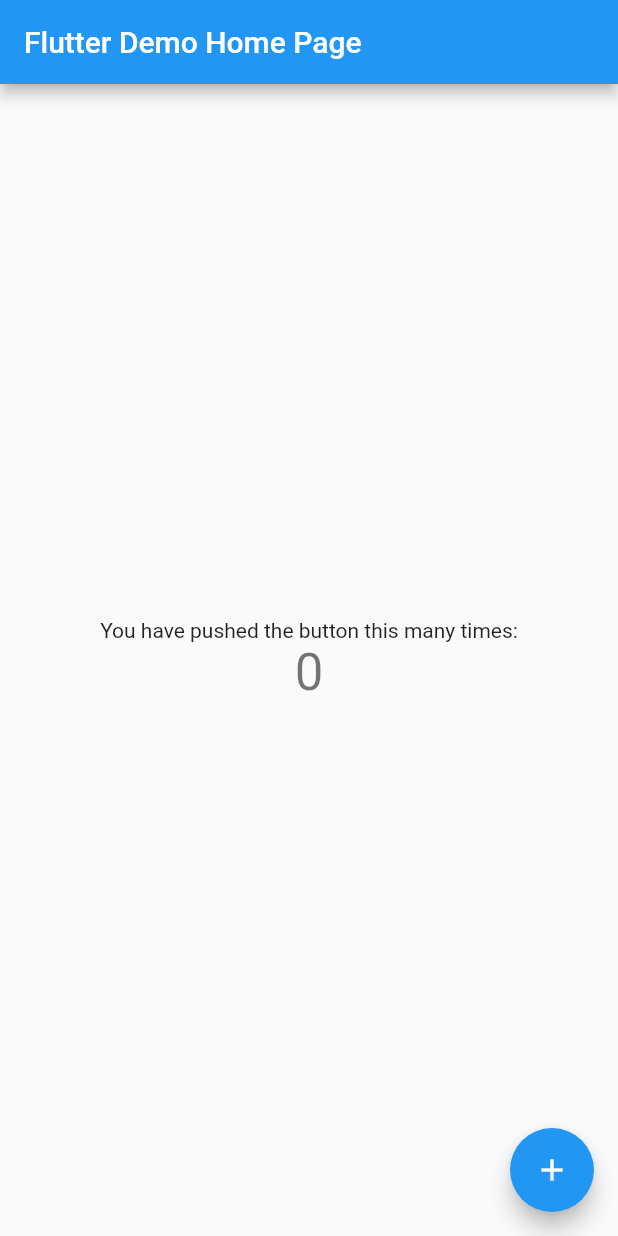
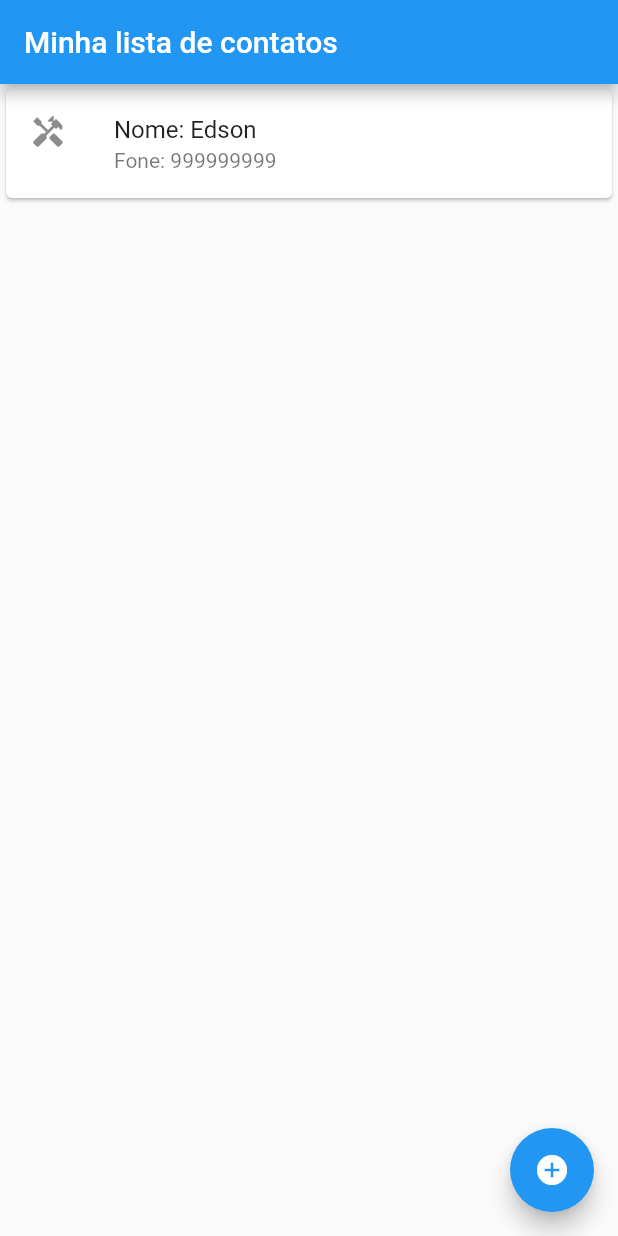
Before and after one commit to lucasdinesh/Exercicios_Dell, a Flutter app: the screen it shows after launch, on a phone screen of 412 x 824 dp. Run offline on Flutter 3.47's test engine with Material 2 defaults, Android fonts, the phone set to English and light mode, and no system bars.

Commit message:
terceiro commit

```diff
--- /dev/null
+++ b/flutter03/lib/contato.dart
@@ -0,0 +1,8 @@
+class contato{
+  String nome;
+  int idade;
+  String telefone;
+  String email;
+  bool ehHomem;
+  contato(this.nome, this.idade, this.telefone, this.email, [this.ehHomem=true]);
+}
--- /dev/null
+++ b/flutter03/lib/listaContatos.dart
@@ -0,0 +1,64 @@
+import 'package:flutter/material.dart';
+import 'adicionaContato.dart';
+import 'contato.dart';
+
+class listaContatos extends StatefulWidget {
+  @override
+  _listaContatosState createState() => _listaContatosState();
+}
+
+class _listaContatosState extends State<listaContatos> {
+  List<contato> meusContatos = [];
+
+  _listaContatosState(){
+    meusContatos.add(contato("Edson",44,"999999999","edson.moreno@pucrs.br"));
+  }
+
+  @override
+  Widget build(BuildContext context) {
+    return Scaffold(
+      appBar: AppBar(title: Text("Minha lista de contatos")),
+      body: ListView.builder(
+          itemCount: meusContatos.length,
+          itemBuilder: (context, indice) {
+
+            return Dismissible(
+                child: Card(
+                  child: ListTile(
+                    leading: (meusContatos[indice].ehHomem)?Icon(Icons.handyman):Icon(Icons.person),
+                    title: Text("Nome: ${meusContatos[indice].nome}"),
+                    subtitle: Text("Fone: ${meusContatos[indice].telefone}"),
+                    onTap: () => Navigator.pushNamed(context, "/detalhesdoContato", arguments: meusContatos[indice]),
+                  ),
+                ),
+                key: ValueKey(meusContatos[indice]),
+                onDismissed: (direction) {
+                  setState((){
+                    meusContatos.removeAt(indice); }
+            );},
+              background: Container(
+                color: Colors.green,
+                child: Icon(Icons.check),
+
+              ), secondaryBackground: Container(
+                alignment: Alignment.centerRight,
+                color: Colors.red,
+                child: Icon(Icons.cancel),
+
+              ),
+
+              );
+          }
+      ),
+      floatingActionButton: FloatingActionButton(
+          child: Icon(Icons.add_circle),
+          onPressed: () async{
+            contato novoContato = await Navigator.push(context, MaterialPageRoute(builder: (_)=> adicionaContato()));
+            if(novoContato!=null){
+              setState(()=> meusContatos.add(novoContato));
+            }
+          }
+      ),
+    );
+  }
+}
--- a/flutter03/lib/main.dart
+++ b/flutter03/lib/main.dart
@@ -1,113 +1,17 @@
+import 'package:flutter/cupertino.dart';
 import 'package:flutter/material.dart';
+import 'listaContatos.dart';
+import 'adicionaContato.dart';
+import 'detalhesdoContato.dart';
 
 void main() {
-  runApp(MyApp());
+  runApp(MaterialApp(
+    title: "aplicativo Lista",
+    initialRoute: '/',
+    routes: {
+      "/": (context) => listaContatos(),
+      "/adicionaContato": (context) => adicionaContato(),
+      "/detalhesdoContato": (context) => detalhesDoContato(),
+    },
+  ));
 }
-
-class MyApp extends StatelessWidget {
-  // This widget is the root of your application.
-  @override
-  Widget build(BuildContext context) {
-    return MaterialApp(
-      title: 'Flutter Demo',
-      theme: ThemeData(
-        // This is the theme of your application.
-        //
-        // Try running your application with "flutter run". You'll see the
-        // application has a blue toolbar. Then, without quitting the app, try
-        // changing the primarySwatch below to Colors.green and then invoke
-        // "hot reload" (press "r" in the console where you ran "flutter run",
-        // or simply save your changes to "hot reload" in a Flutter IDE).
-        // Notice that the counter didn't reset back to zero; the application
-        // is not restarted.
-        primarySwatch: Colors.blue,
-      ),
-      home: MyHomePage(title: 'Flutter Demo Home Page'),
-    );
-  }
-}
-
-class MyHomePage extends StatefulWidget {
-  MyHomePage({Key? key, required this.title}) : super(key: key);
-
-  // This widget is the home page of your application. It is stateful, meaning
-  // that it has a State object (defined below) that contains fields that affect
-  // how it looks.
-
-  // This class is the configuration for the state. It holds the values (in this
-  // case the title) provided by the parent (in this case the App widget) and
-  // used by the build method of the State. Fields in a Widget subclass are
-  // always marked "final".
-
-  final String title;
-
-  @override
-  _MyHomePageState createState() => _MyHomePageState();
-}
-
-class _MyHomePageState extends State<MyHomePage> {
-  int _counter = 0;
-
-  void _incrementCounter() {
-    setState(() {
-      // This call to setState tells the Flutter framework that something has
-      // changed in this State, which causes it to rerun the build method below
-      // so that the display can reflect the updated values. If we changed
-      // _counter without calling setState(), then the build method would not be
-      // called again, and so nothing would appear to happen.
-      _counter++;
-    });
-  }
-
-  @override
-  Widget build(BuildContext context) {
-    // This method is rerun every time setState is called, for instance as done
-    // by the _incrementCounter method above.
-    //
-    // The Flutter framework has been optimized to make rerunning build methods
-    // fast, so that you can just rebuild anything that needs updating rather
-    // than having to individually change instances of widgets.
-    return Scaffold(
-      appBar: AppBar(
-        // Here we take the value from the MyHomePage object that was created by
-        // the App.build method, and use it to set our appbar title.
-        title: Text(widget.title),
-      ),
-      body: Center(
-        // Center is a layout widget. It takes a single child and positions it
-        // in the middle of the parent.
-        child: Column(
-          // Column is also a layout widget. It takes a list of children and
-          // arranges them vertically. By default, it sizes itself to fit its
-          // children horizontally, and tries to be as tall as its parent.
-          //
-          // Invoke "debug painting" (press "p" in the console, choose the
-          // "Toggle Debug Paint" action from the Flutter Inspector in Android
-          // Studio, or the "Toggle Debug Paint" command in Visual Studio Code)
-          // to see the wireframe for each widget.
-          //
-          // Column has various properties to control how it sizes itself and
-          // how it positions its children. Here we use mainAxisAlignment to
-          // center the children vertically; the main axis here is the vertical
-          // axis because Columns are vertical (the cross axis would be
-          // horizontal).
-          mainAxisAlignment: MainAxisAlignment.center,
-          children: <Widget>[
-            Text(
-              'You have pushed the button this many times:',
-            ),
-            Text(
-              '$_counter',
-              style: Theme.of(context).textTheme.headline4,
-            ),
-          ],
-        ),
-      ),
-      floatingActionButton: FloatingActionButton(
-        onPressed: _incrementCounter,
-        tooltip: 'Increment',
-        child: Icon(Icons.add),
-      ), // This trailing comma makes auto-formatting nicer for build methods.
-    );
-  }
-}
```
Also changed, not shown: flutter03/lib/adicionaContato.dart (added, +59 -0 lines), flutter03/lib/detalhesdoContato.dart (added, +48 -0 lines), 1 other file.
